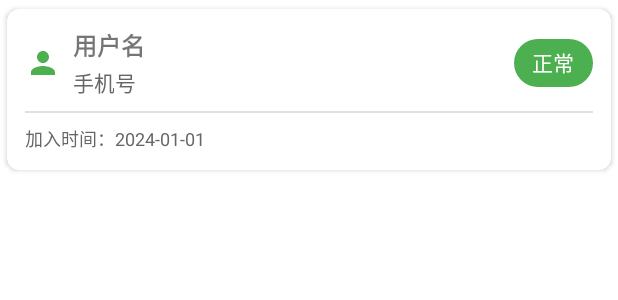
After one commit to kaijiewang-1/modelfarm, an Android app built with Jetpack Compose: the layout item_enterprise_user.xml on its own in the app's theme, with its tools: preview values and no code run, on a phone screen of 412 x 824 dp. The commit adds this screen. Shown: the top 300 px of the screen. Run offline under Robolectric (Android 15) with nearby library versions, the light colour scheme and no system bars; network calls fail.

Commit message:
在企业信息页面中新增了企业用户列表展示

```diff
--- /dev/null
+++ b/app/src/main/res/layout/item_enterprise_user.xml
@@ -0,0 +1,103 @@
+<?xml version="1.0" encoding="utf-8"?>
+<com.google.android.material.card.MaterialCardView xmlns:android="http://schemas.android.com/apk/res/android"
+    xmlns:app="http://schemas.android.com/apk/res-auto"
+    android:layout_width="match_parent"
+    android:layout_height="wrap_content"
+    android:layout_marginBottom="8dp"
+    app:cardCornerRadius="8dp"
+    app:cardElevation="2dp"
+    app:cardUseCompatPadding="true">
+
+    <LinearLayout
+        android:layout_width="match_parent"
+        android:layout_height="wrap_content"
+        android:orientation="vertical"
+        android:padding="12dp">
+
+        <!-- 用户基本信息行 -->
+        <LinearLayout
+            android:layout_width="match_parent"
+            android:layout_height="wrap_content"
+            android:orientation="horizontal"
+            android:gravity="center_vertical">
+
+            <!-- 用户图标 -->
+            <ImageView
+                android:layout_width="24dp"
+                android:layout_height="24dp"
+                android:src="@drawable/ic_person"
+                android:contentDescription="用户图标"
+                android:layout_marginEnd="8dp" />
+
+            <!-- 用户名和电话 -->
+            <LinearLayout
+                android:layout_width="0dp"
+                android:layout_height="wrap_content"
+                android:layout_weight="1"
+                android:orientation="vertical">
+
+                <TextView
+                    android:id="@+id/tv_username"
+                    android:layout_width="wrap_content"
+                    android:layout_height="wrap_content"
+                    android:text="用户名"
+                    android:textSize="16sp"
+                    android:textStyle="bold" />
+
+                <TextView
+                    android:id="@+id/tv_phone"
+                    android:layout_width="wrap_content"
+                    android:layout_height="wrap_content"
+                    android:text="手机号"
+                    android:textSize="14sp"
+                    android:textColor="#666666"
+                    android:layout_marginTop="2dp" />
+
+            </LinearLayout>
+
+            <!-- 状态标签 -->
+            <com.google.android.material.chip.Chip
+                android:id="@+id/tv_user_status"
+                style="Widget.MaterialComponents.Chip.Assist"
+                android:layout_width="wrap_content"
+                android:layout_height="wrap_content"
+                android:text="正常"
+                app:chipBackgroundColor="@color/material_dynamic_primary"
+                android:textColor="@android:color/white" />
+
+        </LinearLayout>
+
+        <!-- 分隔线 -->
+        <View
+            android:layout_width="match_parent"
+            android:layout_height="1dp"
+            android:background="#E0E0E0"
+            android:layout_marginTop="8dp"
+            android:layout_marginBottom="8dp" />
+
+        <!-- 创建时间 -->
+        <LinearLayout
+            android:layout_width="match_parent"
+            android:layout_height="wrap_content"
+            android:orientation="horizontal"
+            android:gravity="center_vertical">
+
+            <TextView
+                android:layout_width="wrap_content"
+                android:layout_height="wrap_content"
+                android:text="加入时间："
+                android:textSize="12sp"
+                android:textColor="#666666" />
+
+            <TextView
+                android:id="@+id/tv_user_created_at"
+                android:layout_width="wrap_content"
+                android:layout_height="wrap_content"
+                android:text="2024-01-01"
+                android:textSize="12sp"
+                android:textColor="#666666" />
+
+        </LinearLayout>
+
+    </LinearLayout>
+</com.google.android.material.card.MaterialCardView>
```
Also changed, not shown: app/src/main/java/company/company_info.java (+97 -0 lines), app/src/main/res/layout/activity_company_info.xml (+43 -0 lines).
